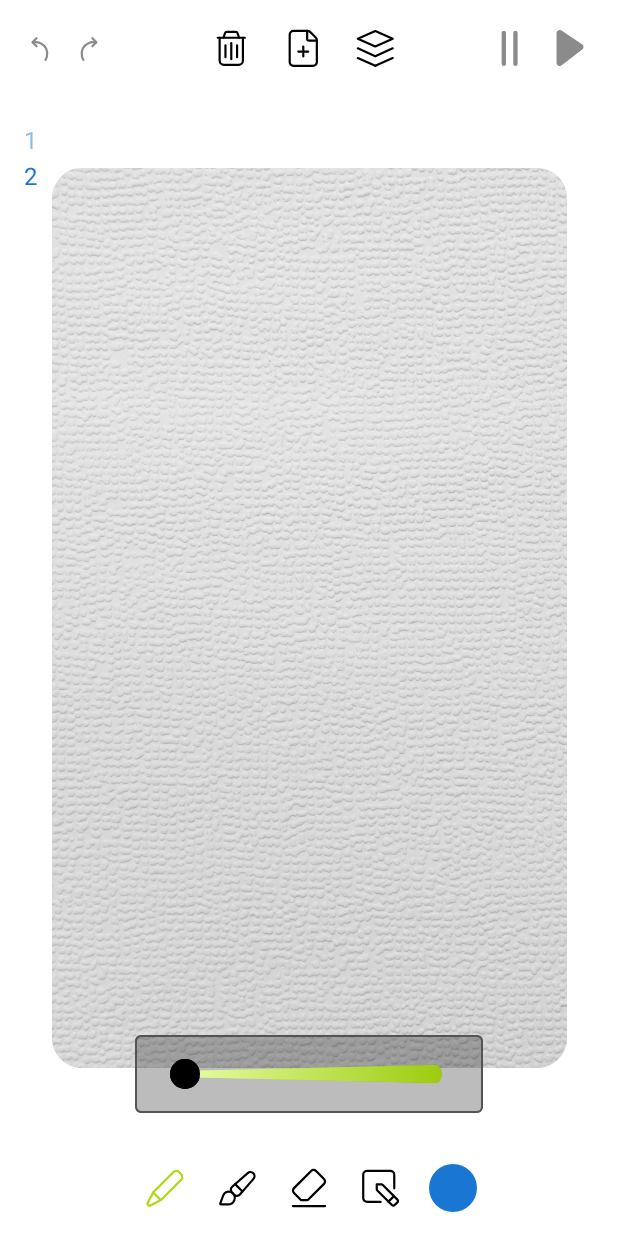
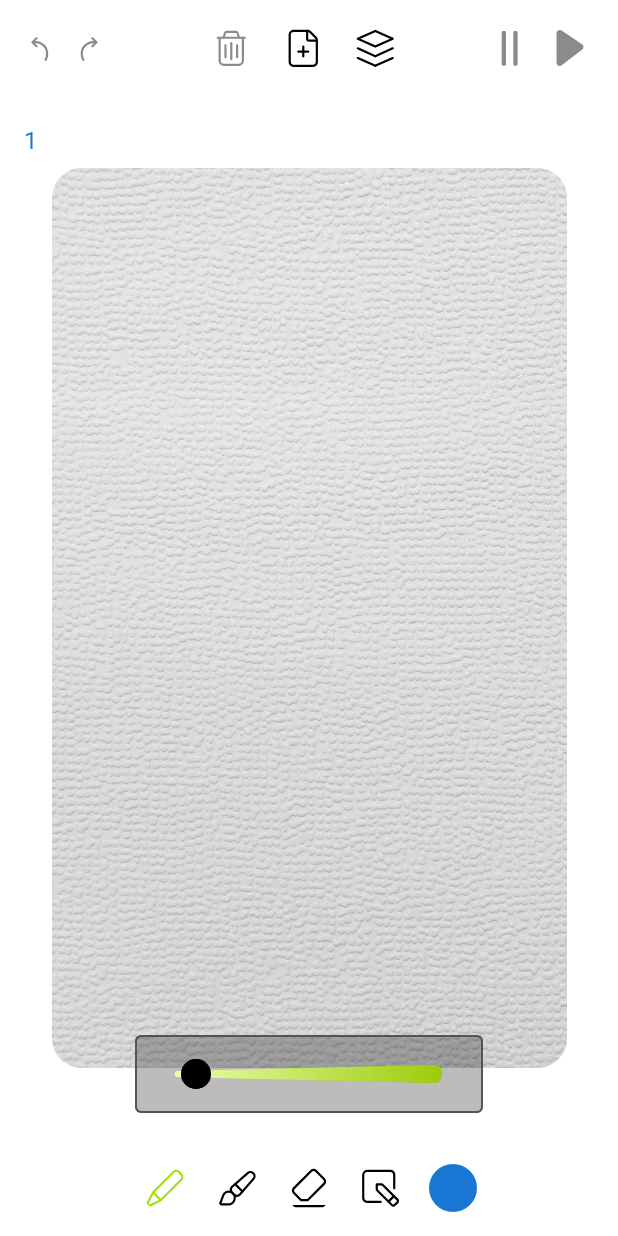
Before and after one commit to catsoft/moving_pictures, an Android app built with Jetpack Compose: the screen it shows after launch (MainActivity), on a phone screen of 412 x 824 dp. Run offline under Robolectric (Android 15) with nearby library versions, the light colour scheme and no system bars; 9 statements that could not run were skipped.

Commit message:
Few fixes

```diff
--- a/app/src/main/java/com/movingPictures/data/GiftComposer.kt
+++ b/app/src/main/java/com/movingPictures/data/GiftComposer.kt
@@ -2,10 +2,14 @@ package com.movingPictures.data
 
 import com.movingPictures.data.dto.Frame
 import com.movingPictures.data.dto.Gif
+import kotlinx.coroutines.flow.MutableStateFlow
+import kotlinx.coroutines.flow.map
 
 class GiftComposer(initGif: Gif = Gif(listOf())) {
     private val _frames = initGif.frames.map { FrameComposer(it) }.toMutableList()
-    val frames: List<FrameComposer> = _frames
+    val frames: MutableStateFlow<List<FrameComposer>> = MutableStateFlow(_frames)
+
+    val canRemove = frames.map { it.size > 1 }
 
     fun addFrame(frame: Frame, position: Int? = null) {
         if (position != null) {
@@ -16,15 +20,18 @@ class GiftComposer(initGif: Gif = Gif(listOf())) {
         for (i in _frames.indices) {
             _frames[i].number = i + 1L
         }
+        frames.value = _frames
     }
 
     fun moveFrame(frameId: String, newPosition: Int) {
         val frame = _frames.removeAt(_frames.indexOfFirst { it.id == frameId })
         _frames.add(newPosition, frame)
+        frames.value = _frames
     }
 
     fun removeFrame(frameId: String) {
         _frames.removeAt(_frames.indexOfFirst { it.id == frameId })
+        frames.value = _frames
     }
 
     fun composeGif(): Gif = Gif(_frames.map { it.composeFrame() })
--- a/app/src/main/java/com/movingPictures/ui/screens/canvas/CanvasScreen.kt
+++ b/app/src/main/java/com/movingPictures/ui/screens/canvas/CanvasScreen.kt
@@ -96,66 +96,42 @@ fun TopBar(modifier: Modifier = Modifier, viewModel: CanvasViewModel) {
         verticalAlignment = Alignment.CenterVertically
     ) {
         val undoButtonState = viewModel.undoButtonState.collectAsState()
-        ControllableIcon(undoButtonState.value) {
-            MPIcons.IcToLeft(
-                modifier = Modifier
-                    .padding(end = 8.dp)
-                    .then(smallIconModifier)
-                    .clickable { viewModel.undo() }
-            )
+        ControllableIcon(Modifier.padding(end = 8.dp), undoButtonState.value, clickAction = { viewModel.undo() }) {
+            MPIcons.IcToLeft(smallIconModifier)
         }
 
         val redoButtonState = viewModel.redoButtonState.collectAsState()
-        ControllableIcon(redoButtonState.value) {
-            MPIcons.IcToRight(
-                modifier = Modifier
-                    .padding(end = 8.dp)
-                    .then(smallIconModifier)
-                    .clickable { viewModel.redo() }
-            )
+        ControllableIcon(Modifier.padding(end = 8.dp), redoButtonState.value, clickAction = { viewModel.redo() }) {
+            MPIcons.IcToRight(smallIconModifier)
         }
 
         Spacer(modifier = Modifier.weight(1f))
 
         val deleteButtonState = viewModel.deleteButtonState.collectAsState()
-        ControllableIcon(deleteButtonState.value) {
-            MPIcons.IcBin(modifier = mediumIconModifier.clickable { viewModel.deleteFrame() })
+        ControllableIcon(Modifier, deleteButtonState.value, clickAction = { viewModel.deleteFrame() }) {
+            MPIcons.IcBin(mediumIconModifier)
         }
 
         val addButtonState = viewModel.addButtonState.collectAsState()
-        ControllableIcon(addButtonState.value) {
-            MPIcons.IcAddFile(
-                modifier = Modifier
-                    .padding(start = 16.dp)
-                    .then(mediumIconModifier.clickable { viewModel.addNewFrame() })
-            )
+        ControllableIcon(Modifier.padding(start = 16.dp), addButtonState.value, clickAction = { viewModel.addNewFrame() }) {
+            MPIcons.IcAddFile(mediumIconModifier)
         }
 
         val layersButtonState = viewModel.layersButtonState.collectAsState()
-        ControllableIcon(layersButtonState.value) {
-            MPIcons.IcLayers(
-                modifier = Modifier
-                    .padding(start = 16.dp)
-                    .then(mediumIconModifier)
-            )
+        ControllableIcon(Modifier.padding(start = 16.dp), layersButtonState.value, clickAction = { }) {
+            MPIcons.IcLayers(mediumIconModifier)
         }
 
         Spacer(modifier = Modifier.weight(1f))
 
         val pauseButtonState = viewModel.pauseButtonState.collectAsState()
-        ControllableIcon(pauseButtonState.value) {
-            MPIcons.IcPause(
-                modifier = mediumIconModifier
-            )
+        ControllableIcon(Modifier, pauseButtonState.value, clickAction = { }) {
+            MPIcons.IcPause(mediumIconModifier)
         }
 
         val playButtonState = viewModel.playButtonState.collectAsState()
-        ControllableIcon(playButtonState.value) {
-            MPIcons.IcPlay(
-                modifier = Modifier
-                    .padding(start = 8.dp)
-                    .then(mediumIconModifier)
-            )
+        ControllableIcon(Modifier.padding(start = 8.dp), playButtonState.value, clickAction = { }) {
+            MPIcons.IcPlay(mediumIconModifier)
         }
     }
 }
@@ -170,22 +146,22 @@ fun BottomBar(modifier: Modifier = Modifier, viewModel: CanvasViewModel) {
             horizontalArrangement = Arrangement.spacedBy(16.dp)
         ) {
             val penButtonState = viewModel.penButtonState.collectAsState()
-            ControllableIcon(penButtonState.value) {
-                MPIcons.IcPencil(modifier = mediumIconModifier.clickable { viewModel.selectTool(ControlTool.PEN) })
+            ControllableIcon(Modifier, penButtonState.value, clickAction = { viewModel.selectTool(ControlTool.PEN) }) {
+                MPIcons.IcPencil(modifier = mediumIconModifier)
             }
 
             val brushState = viewModel.brushButtonState.collectAsState()
-            ControllableIcon(brushState.value) {
-                MPIcons.IcBrush(modifier = mediumIconModifier.clickable { viewModel.selectTool(ControlTool.BRUSH) })
+            ControllableIcon(Modifier, brushState.value, clickAction = { viewModel.selectTool(ControlTool.BRUSH) }) {
+                MPIcons.IcBrush(modifier = mediumIconModifier)
             }
 
             val eraseState = viewModel.eraserButtonState.collectAsState()
-            ControllableIcon(eraseState.value) {
-                MPIcons.IcErase(modifier = mediumIconModifier.clickable { viewModel.selectTool(ControlTool.ERASER) })
+            ControllableIcon(Modifier, eraseState.value, clickAction = { viewModel.selectTool(ControlTool.ERASER) }) {
+                MPIcons.IcErase(modifier = mediumIconModifier)
             }
 
             val editState = viewModel.editButtonState.collectAsState()
-            ControllableIcon(editState.value) {
+            ControllableIcon(mediumIconModifier, editState.value, clickAction = { }) {
                 MPIcons.IcEdit(modifier = mediumIconModifier)
             }
 
--- a/app/src/main/java/com/movingPictures/ui/screens/canvas/CanvasViewModel.kt
+++ b/app/src/main/java/com/movingPictures/ui/screens/canvas/CanvasViewModel.kt
@@ -49,7 +49,8 @@ class CanvasViewModel() : ViewModel() {
     val playButtonState = MutableStateFlow(ControllableState.DISABLED)
     val pauseButtonState = MutableStateFlow(ControllableState.DISABLED)
 
-    val deleteButtonState = MutableStateFlow(ControllableState.IDLE)
+    val deleteButtonState = gifComposer.canRemove.map { if (it) ControllableState.IDLE else ControllableState.DISABLED }
+        .stateIn(viewModelScope, SharingStarted.Eagerly, ControllableState.DISABLED)
     val addButtonState = MutableStateFlow(ControllableState.IDLE)
     val layersButtonState = MutableStateFlow(ControllableState.IDLE)
 
@@ -69,21 +70,24 @@ class CanvasViewModel() : ViewModel() {
 
     init {
         gifComposer.addFrame(Frame())
-        gifComposer.addFrame(Frame())
-        selectFrame(gifComposer.frames.last().id)
+        selectFrame(gifComposer.frames.value.last().id)
     }
 
     fun selectFrame(frameId: String) {
-        val index = gifComposer.frames.indexOfFirst { it.id == frameId }
-        previousFrame.value = gifComposer.frames.getOrNull(index - 1) ?: if (gifComposer.frames.size > 1) gifComposer.frames.lastOrNull() else null
-        currentFrame.value = gifComposer.frames.getOrNull(index)
+        val index = gifComposer.frames.value.indexOfFirst { it.id == frameId }
+        previousFrame.value =
+            gifComposer.frames.value.getOrNull(index - 1) ?: if (gifComposer.frames.value.size > 1) gifComposer.frames.value.lastOrNull() else null
+        currentFrame.value = gifComposer.frames.value.getOrNull(index)
     }
 
     fun selectLastFrame() {
-        selectFrame(gifComposer.frames.last().id)
+        selectFrame(gifComposer.frames.value.last().id)
     }
 
     fun selectTool(tool: ControlTool) {
+        if (tool != ControlTool.COLOR_PICKER) {
+            fullPalette.value = false
+        }
         currentTool.value = tool
     }
 
--- a/app/src/main/java/com/movingPictures/ui/screens/canvas/widgets/ColorSelection.kt
+++ b/app/src/main/java/com/movingPictures/ui/screens/canvas/widgets/ColorSelection.kt
@@ -91,8 +91,8 @@ fun BoxScope.ColorPickerPopup(
         ) {
             val isShownFullPalette = viewModel.fullPalette.collectAsState()
             val state = if (isShownFullPalette.value) ControllableState.ACTIVE else ControllableState.IDLE
-            ControllableIcon(state) {
-                MPIcons.IcColorPalette(modifier = mediumIconModifier.clickable { viewModel.fullPalette.value = !isShownFullPalette.value })
+            ControllableIcon(Modifier, state, clickAction = { viewModel.fullPalette.value = !isShownFullPalette.value }) {
+                MPIcons.IcColorPalette(modifier = mediumIconModifier)
             }
 
             ColorPalette.currentPalette.colorsSet.take(4).forEach { color ->
--- a/app/src/main/java/com/movingPictures/ui/screens/canvas/widgets/ControllableIcon.kt
+++ b/app/src/main/java/com/movingPictures/ui/screens/canvas/widgets/ControllableIcon.kt
@@ -1,10 +1,14 @@
 package com.movingPictures.ui.screens.canvas.widgets
 
+import androidx.compose.foundation.clickable
+import androidx.compose.foundation.layout.Box
 import androidx.compose.foundation.layout.size
+import androidx.compose.foundation.shape.CircleShape
 import androidx.compose.material3.LocalContentColor
 import androidx.compose.runtime.Composable
 import androidx.compose.runtime.CompositionLocalProvider
 import androidx.compose.ui.Modifier
+import androidx.compose.ui.draw.clip
 import androidx.compose.ui.unit.dp
 import com.movingPictures.ui.theme.colors.ColorPalette
 
@@ -19,7 +23,7 @@ enum class ControllableState {
 }
 
 @Composable
-fun ControllableIcon(state: ControllableState, icon: @Composable () -> Unit) {
+fun ControllableIcon(modifier: Modifier, state: ControllableState, clickAction: () -> Unit, icon: @Composable () -> Unit) {
     val color = when (state) {
         ControllableState.DISABLED -> ColorPalette.currentPalette.iconsDisabled
         ControllableState.IDLE -> ColorPalette.currentPalette.iconsIdle
@@ -27,6 +31,16 @@ fun ControllableIcon(state: ControllableState, icon: @Composable () -> Unit) {
     }
 
     CompositionLocalProvider(LocalContentColor.provides(color)) {
-        icon()
+        Box(modifier = modifier
+            .clip(CircleShape)
+            .then(
+                if (state != ControllableState.DISABLED) {
+                    Modifier.clickable { clickAction() }
+                } else {
+                    Modifier
+                }
+            )) {
+            icon()
+        }
     }
 }
--- a/app/src/main/java/com/movingPictures/ui/screens/canvas/widgets/ThicknessSlider.kt
+++ b/app/src/main/java/com/movingPictures/ui/screens/canvas/widgets/ThicknessSlider.kt
@@ -44,7 +44,7 @@ fun BoxScope.ThicknessSlider(
                 .size(200.dp, (52 - 32).dp)
         ) {
             Slider(
-                valueRange = 1f..100f,
+                valueRange = 1f..50f,
                 value = thickness.value,
                 onValueChange = { thickness.value = it },
                 thumb = { Thumb() },
```
